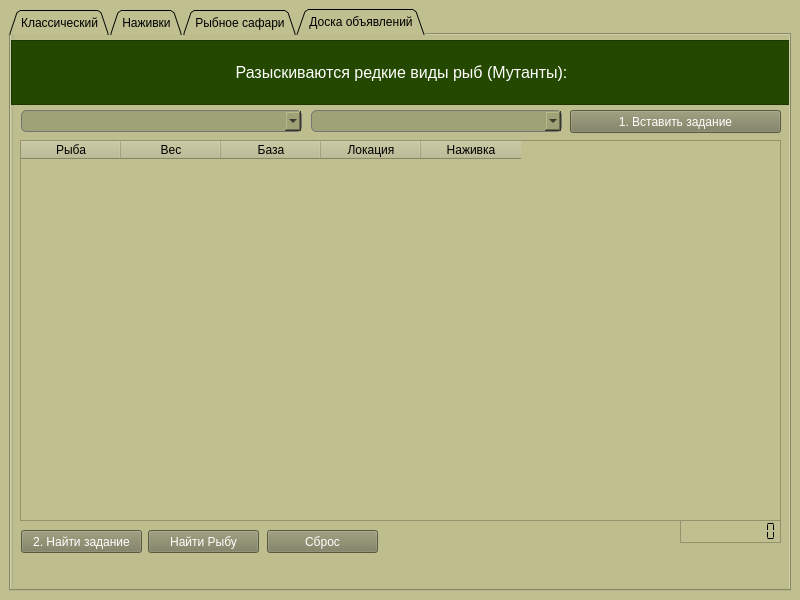
This is MainForm.ui in Vigi73/pyQuests as Qt 5 draws it before an edit. The edited form follows.
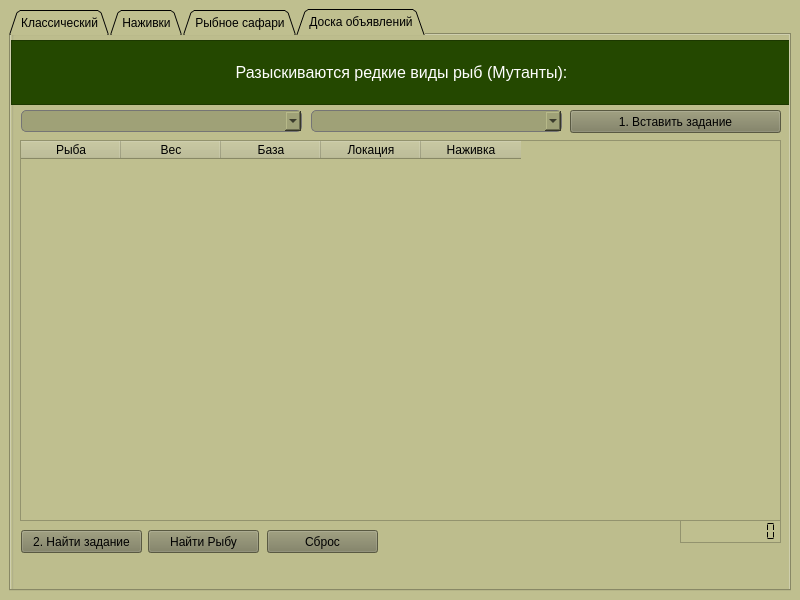
This is the edited form. The open tabs and pages were chosen to show the change. Icons and pictures are not drawn.

The edit to the form file:
```diff
--- a/MainForm.ui
+++ b/MainForm.ui
@@ -939,7 +939,7 @@
          </property>
          <property name="styleSheet">
           <string notr="true">background-color: rgb(124, 124, 93);
-color: rgb(255, 255, 255);
+color: #000;
 font: 8pt &quot;MS Shell Dlg 2&quot;;</string>
          </property>
          <property name="text">
@@ -957,10 +957,8 @@
          </property>
          <property name="styleSheet">
           <string notr="true">background-color: rgb(124, 124, 93);
-color: rgb(255, 255, 255);
+color: #000;
 font: 8pt &quot;MS Shell Dlg 2&quot;;
-
-
 </string>
          </property>
          <property name="text">
@@ -978,7 +976,7 @@
          </property>
          <property name="styleSheet">
           <string notr="true">background-color: rgb(124, 124, 93);
-color: rgb(255, 255, 255);
+color: #000;
 font: 8pt &quot;MS Shell Dlg 2&quot;;</string>
          </property>
          <property name="text">
@@ -996,7 +994,7 @@
          </property>
          <property name="styleSheet">
           <string notr="true">background-color: rgb(124, 124, 93);
-color: rgb(255, 255, 255);
+color: #000;
 font: 8pt &quot;MS Shell Dlg 2&quot;;</string>
          </property>
          <property name="text">
```
Left out of the diff: 15 changed lines with no effect on the pictures.
